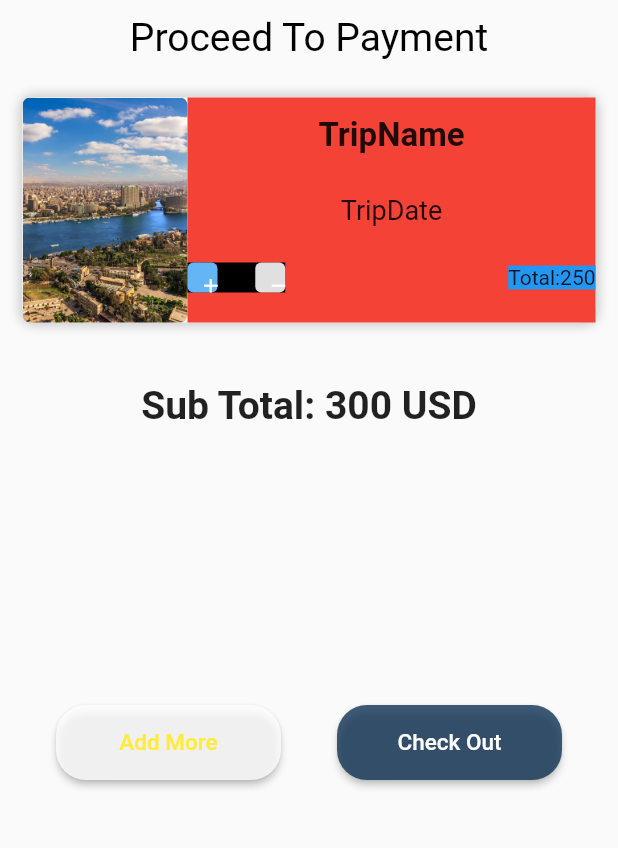
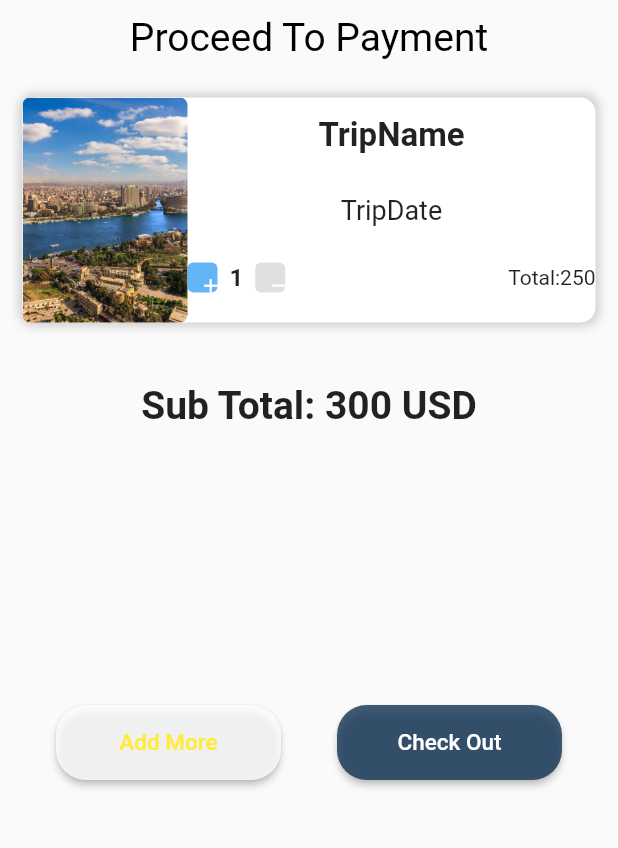
Before and after one commit to khaleddsaadd/Nile-Tubing-Mobile-App, a Flutter app: the CheckOut screen opened directly, on a phone screen of 412 x 824 dp, the part 150-998 px from its top. Run offline on Flutter 3.47's test engine with Material 2 defaults, Android fonts, the light colour scheme and no system bars; Roboto replaces fonts that are missing (Cairo).

Commit message:
updatedd cart

```diff
--- a/nile_tubing_app/lib/checkOut.dart
+++ b/nile_tubing_app/lib/checkOut.dart
@@ -56,7 +56,7 @@
     )],
   )
   )
-        ,Container(decoration: BoxDecoration(color: Colors.red),
+        ,Container(
         width: MediaQuery. of(context). size. width-140,
 
         child:
@@ -94,7 +94,7 @@
      ),
      Container(
        child:Row(mainAxisAlignment: MainAxisAlignment.spaceBetween,
-       children: [Container(decoration: BoxDecoration(color: Colors.black),
+       children: [Container(
          child: Row(children: [
 //Add Icon
           Container(
@@ -130,7 +130,7 @@
 ])
 ),
       Container(
-        child: Container(decoration: BoxDecoration(color: Colors.blue),
+        child: Container(
           child: Text("Total:250"),
           )
           ,)
```
